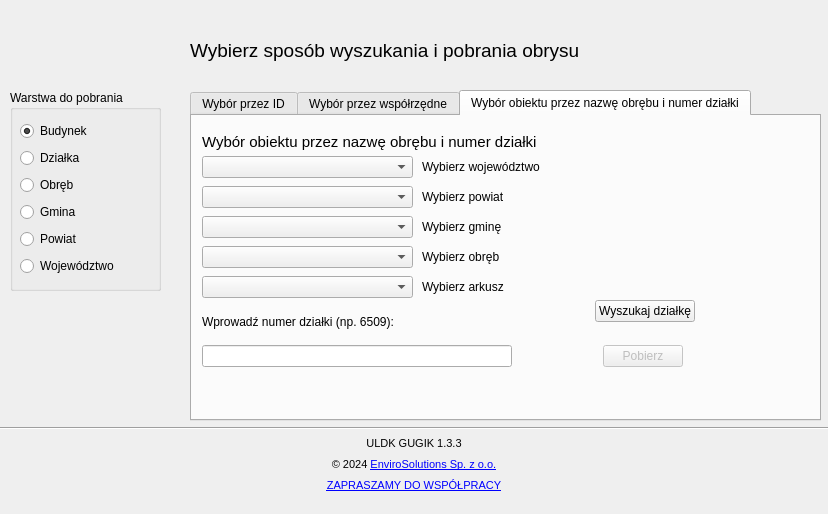
This is uldk_gugik_dialog_base.ui in envirosolutionspl/uldk_gugik as Qt 5 draws it before an edit. The edited form follows.
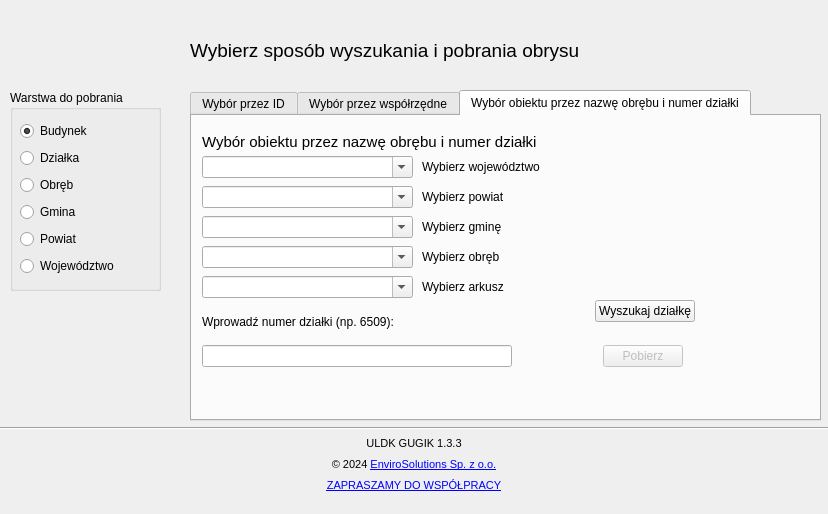
This is the edited form. The open tabs and pages were chosen to show the change. Icons and pictures are not drawn. Custom widgets are drawn as their Qt base class.

Commit message:
Dodanie scrollbara w comboboxach (#67)
* Dodanie scrollbara dla więcej niż 10 obiektów w comboboxie
* Poprawa literówek w UI

```diff
--- a/uldk_gugik_dialog_base.ui
+++ b/uldk_gugik_dialog_base.ui
@@ -452,6 +452,9 @@
        <height>22</height>
       </rect>
      </property>
+     <property name="editable">
+      <bool>true</bool>
+     </property>
     </widget>
     <widget class="QComboBox" name="powcomboBox">
      <property name="geometry">
@@ -462,6 +465,9 @@
        <height>22</height>
       </rect>
      </property>
+     <property name="editable">
+      <bool>true</bool>
+     </property>
     </widget>
     <widget class="QComboBox" name="gmicomboBox">
      <property name="geometry">
@@ -472,6 +478,9 @@
        <height>22</height>
       </rect>
      </property>
+     <property name="editable">
+      <bool>true</bool>
+     </property>
     </widget>
     <widget class="QComboBox" name="obrcomboBox">
      <property name="geometry">
@@ -482,6 +491,9 @@
        <height>22</height>
       </rect>
      </property>
+     <property name="editable">
+      <bool>true</bool>
+     </property>
     </widget>
     <widget class="QLabel" name="label_15">
      <property name="geometry">
@@ -616,6 +628,9 @@
        <height>22</height>
       </rect>
      </property>
+     <property name="editable">
+      <bool>true</bool>
+     </property>
     </widget>
     <widget class="QLabel" name="label_19">
      <property name="geometry">
```
Left out of the diff: 2 changed lines with no effect on the pictures. The commit also changes 1 other file.
